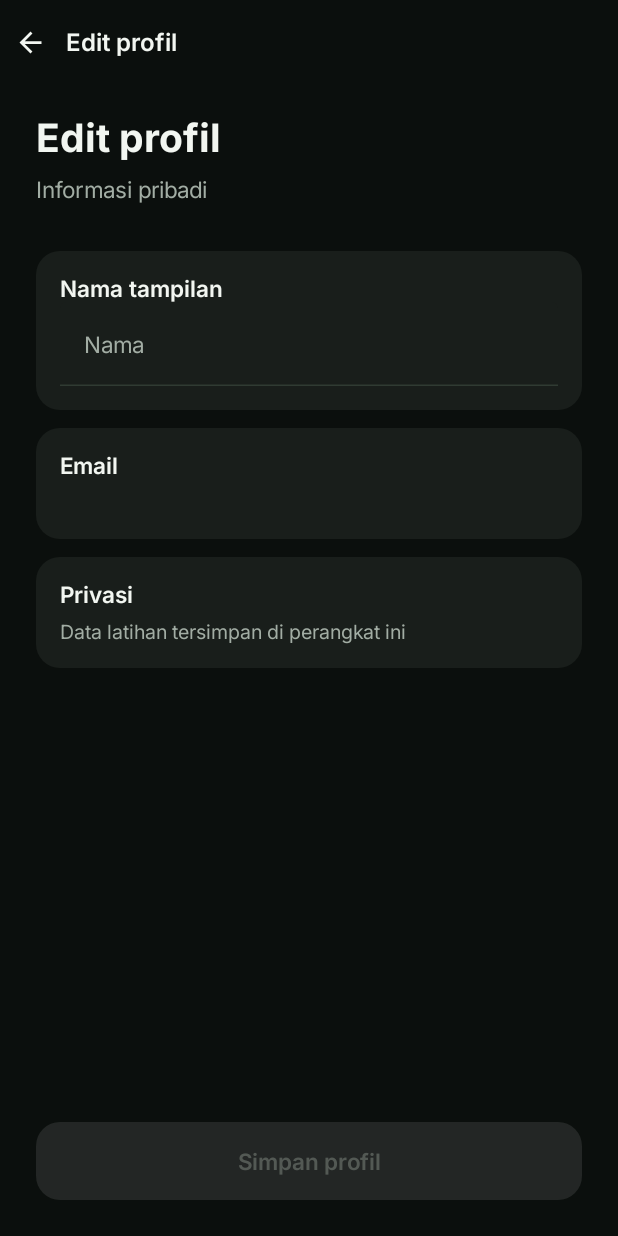
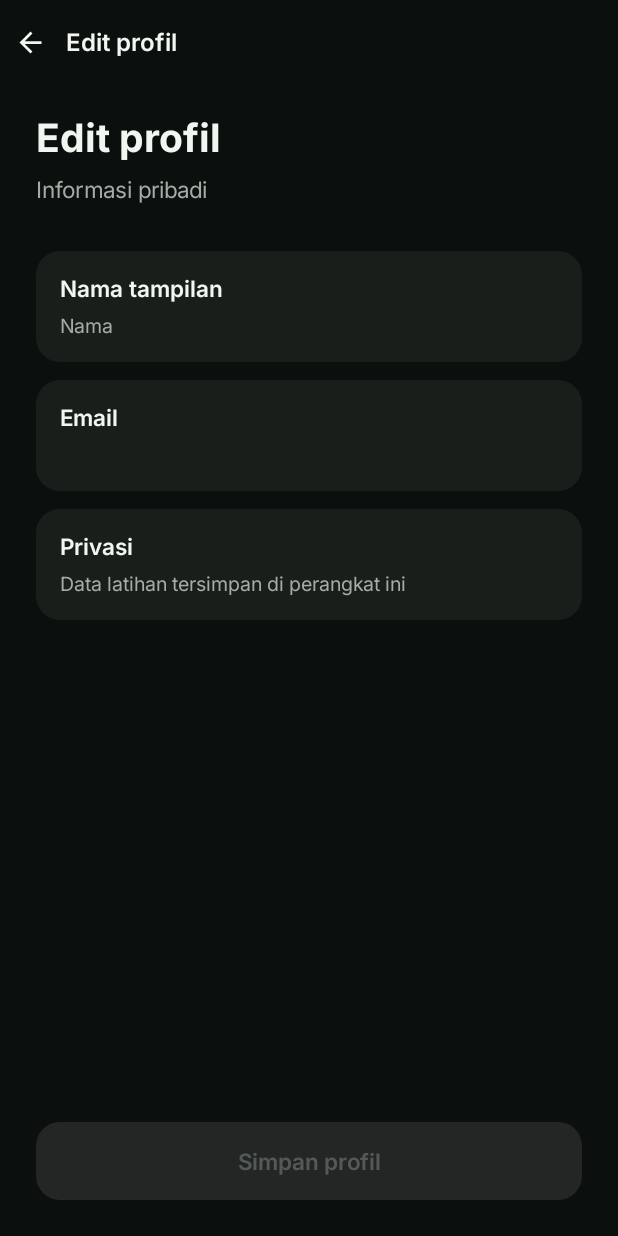
Before and after one commit to edesiusjatyg/athra, an Android app built with Jetpack Compose: the composable EditProfileScreen called with empty values, on a phone screen of 412 x 824 dp. Run offline under Robolectric (Android 15) with nearby library versions, the phone set to English and light mode, and no system bars.

Commit message:
Match editable profile cards to compact Figma field styling

```diff
--- a/app/src/main/java/id/ac/ub/athra/ui/screens/ProgressHistoryScreens.kt
+++ b/app/src/main/java/id/ac/ub/athra/ui/screens/ProgressHistoryScreens.kt
@@ -9,6 +9,7 @@ import androidx.compose.foundation.rememberScrollState
 import androidx.compose.foundation.selection.selectable
 import androidx.compose.foundation.shape.CircleShape
 import androidx.compose.foundation.shape.RoundedCornerShape
+import androidx.compose.foundation.text.BasicTextField
 import androidx.compose.foundation.text.KeyboardActions
 import androidx.compose.foundation.text.KeyboardOptions
 import androidx.compose.foundation.verticalScroll
@@ -30,6 +31,7 @@ import androidx.compose.ui.draw.clip
 import androidx.compose.ui.geometry.CornerRadius
 import androidx.compose.ui.geometry.Offset
 import androidx.compose.ui.geometry.Size
+import androidx.compose.ui.graphics.SolidColor
 import androidx.compose.ui.graphics.vector.ImageVector
 import androidx.compose.ui.semantics.Role
 import androidx.compose.ui.semantics.contentDescription
@@ -302,11 +304,20 @@ fun EditProfileScreen(initialName: String, email: String, error: String?, onBack
             Spacer(Modifier.height(32.dp))
             Column(Modifier.fillMaxWidth().clip(CardShape).background(Surface).padding(16.dp)) {
                 Text("Nama tampilan", style = MaterialTheme.typography.bodyLarge, fontWeight = FontWeight.SemiBold, color = Ink)
-                TextField(value = name, onValueChange = { name = it }, singleLine = true,
-                    placeholder = { Text("Nama") },
-                    keyboardOptions = KeyboardOptions(imeAction = ImeAction.Done), keyboardActions = KeyboardActions(onDone = { focus.clearFocus() }),
+                Spacer(Modifier.height(8.dp))
+                BasicTextField(
+                    value = name, onValueChange = { name = it }, singleLine = true,
+                    keyboardOptions = KeyboardOptions(imeAction = ImeAction.Done),
+                    keyboardActions = KeyboardActions(onDone = { focus.clearFocus() }),
+                    textStyle = MaterialTheme.typography.bodyMedium.copy(color = Secondary),
+                    cursorBrush = SolidColor(Accent),
                     modifier = Modifier.fillMaxWidth().semantics { contentDescription = "Nama tampilan" },
-                    colors = TextFieldDefaults.colors(focusedContainerColor = Surface, unfocusedContainerColor = Surface, focusedIndicatorColor = Accent, unfocusedIndicatorColor = Border),
+                    decorationBox = { field ->
+                        Box {
+                            if (name.isEmpty()) Text("Nama", style = MaterialTheme.typography.bodyMedium, color = Secondary)
+                            field()
+                        }
+                    },
                 )
             }
             Spacer(Modifier.height(12.dp))
```
